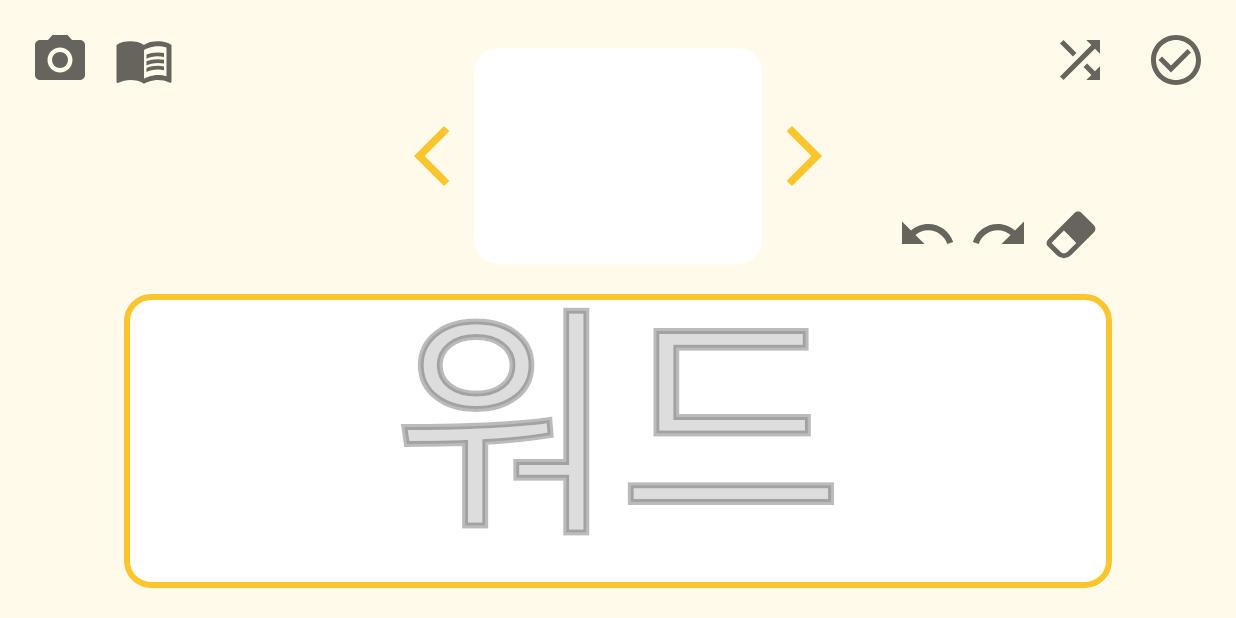
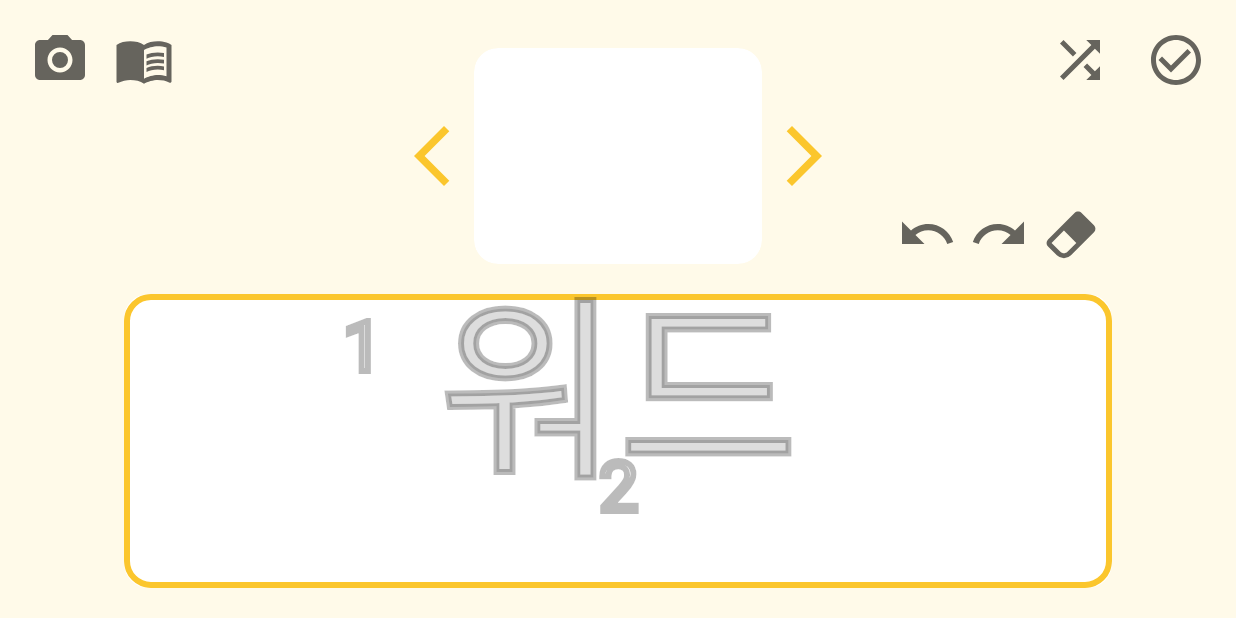
Before and after one commit to snusun/MCA-Team1, an Android app: the TestFragment screen opened through its navigation route, on a phone screen of 824 x 412 dp (held sideways). Run offline under Robolectric (Android 15) with nearby library versions, the light colour scheme and no system bars; our stand-ins replace data binding; pictures from the network do not load; 10 statements that could not run were skipped.

Commit message:
add number textview

```diff
--- a/app/src/main/java/com/example/aganada/views/WordView.kt
+++ b/app/src/main/java/com/example/aganada/views/WordView.kt
@@ -191,6 +191,7 @@ class WordView @JvmOverloads constructor(
         measureFontSize()
     }
 
+    @SuppressLint("DrawAllocation")
     override fun onDraw(canvas: Canvas?) {
         super.onDraw(canvas)
         canvas?: return
@@ -199,11 +200,14 @@ class WordView @JvmOverloads constructor(
         /* draw word */
         run {
             val fm = paint.fontMetrics
+            val textWidth = paint.measureText(word)
             val textHeight = (fm.descent - fm.ascent) / 2
+            val textSpace = (fm.bottom - fm.top)
+            //Log.d("sunyoung", width.toString())
 
             paint.color = Color.parseColor("#22000000")
             paint.style = Paint.Style.FILL
-            paint.textSize = fontSize
+            paint.textSize = (fontSize * 0.8).toFloat()
             paint.textAlign = Paint.Align.CENTER
 
             val textX = (width shr 1).toFloat()
@@ -213,7 +217,14 @@ class WordView @JvmOverloads constructor(
             paint.color = Color.parseColor("#44000000")
             paint.style = Paint.Style.STROKE
             paint.strokeWidth = lineWidth
+            print(fm)
             canvas.drawText(word, textX, textY, paint)
+
+            Log.d("sunyoung", "$textX $textWidth")
+            paint.textSize = 70f
+            canvas.drawText("1",
+                (textX - textWidth*2).toFloat(), (centerY - textSpace * 0.75).toFloat(), paint)
+            canvas.drawText("2", textX, (centerY + textSpace * 0.75).toFloat(), paint)
         }
 
         /* draw line */
```
